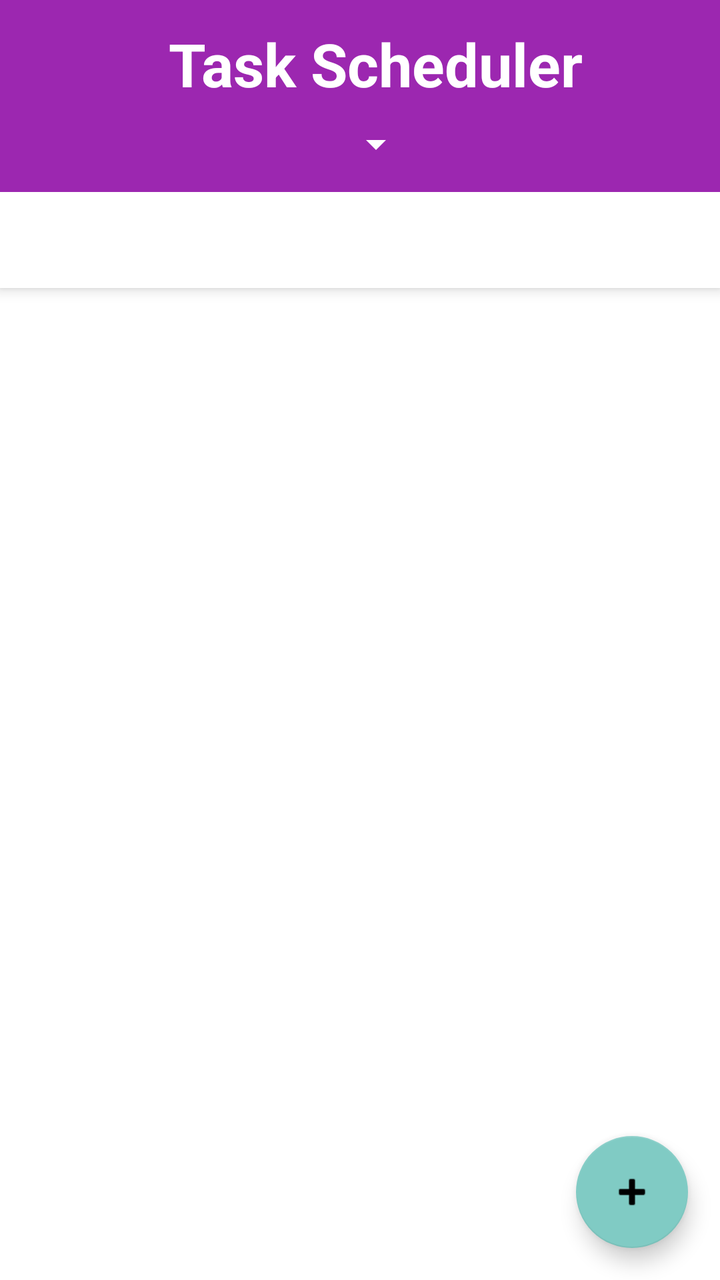
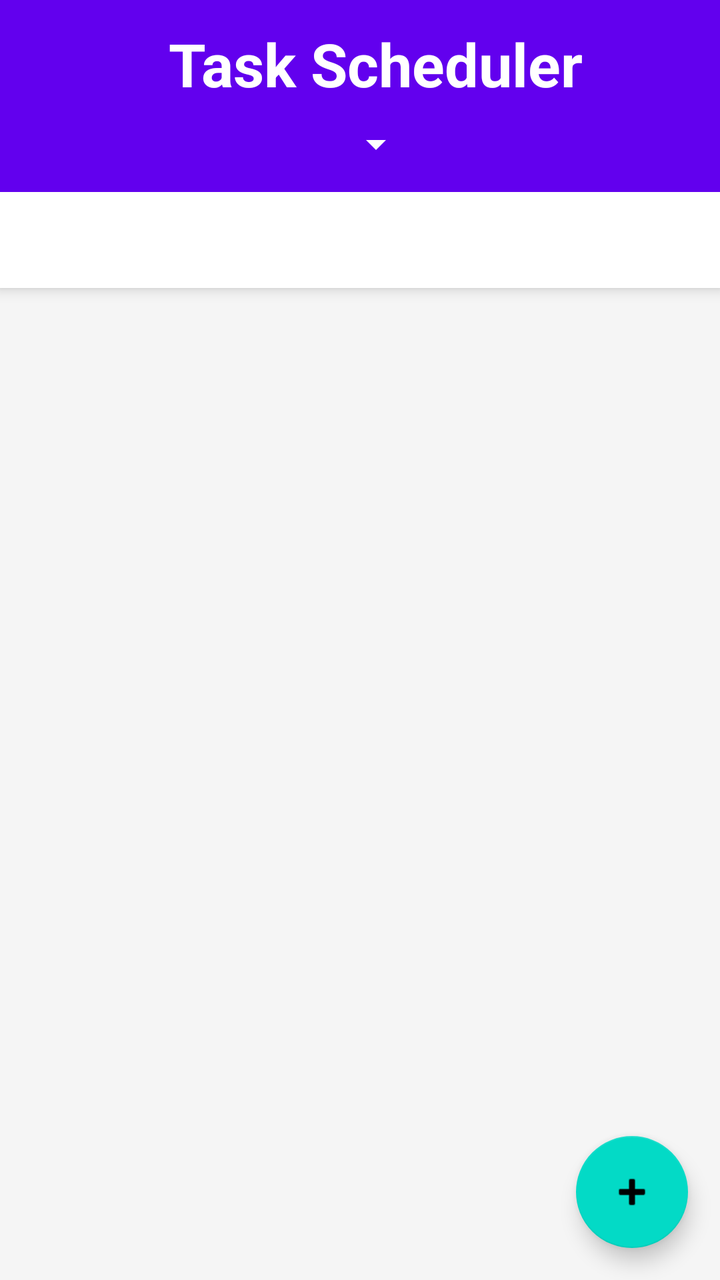

The first picture is an Android layout as it rendered before a commit; the second is the same layout after the commit. The layout source and the unified diff follow.
<!-- AndroidManifest.xml: application theme Theme.TaskScheduler -->
<!-- res/layout/activity_main.xml -->
<?xml version="1.0" encoding="utf-8"?>
<androidx.coordinatorlayout.widget.CoordinatorLayout xmlns:android="http://schemas.android.com/apk/res/android"
    xmlns:app="http://schemas.android.com/apk/res-auto"
    xmlns:tools="http://schemas.android.com/tools"
    android:layout_width="match_parent"
    android:layout_height="match_parent"
    tools:context=".MainActivity">

    <com.google.android.material.appbar.AppBarLayout
        android:layout_width="match_parent"
        android:layout_height="wrap_content">

        <androidx.appcompat.widget.Toolbar
            android:id="@+id/toolbar"
            android:layout_width="match_parent"
            android:layout_height="wrap_content"
            android:background="?attr/colorPrimary"
            android:minHeight="96dp"
            app:titleTextColor="@android:color/white">

            <LinearLayout
                android:layout_width="match_parent"
                android:layout_height="wrap_content"
                android:gravity="center"
                android:orientation="vertical">

                <TextView
                    android:id="@+id/toolbarTitle"
                    android:layout_width="wrap_content"
                    android:layout_height="wrap_content"
                    android:text="Task Scheduler"
                    android:textColor="@android:color/white"
                    android:textSize="30sp"
                    android:textStyle="bold" />

                <Spinner
                    android:id="@+id/spinnerSorting"
                    android:layout_width="wrap_content"
                    android:layout_height="wrap_content"
                    android:layout_marginTop="8dp"
                    android:backgroundTint="@android:color/white" />

            </LinearLayout>

        </androidx.appcompat.widget.Toolbar>

        <com.google.android.material.tabs.TabLayout
            android:id="@+id/tabLayout"
            android:layout_width="match_parent"
            android:layout_height="wrap_content"
            app:tabMode="fixed"
            app:tabGravity="fill" />

    </com.google.android.material.appbar.AppBarLayout>

    <androidx.viewpager2.widget.ViewPager2
        android:id="@+id/viewPager"
        android:layout_width="match_parent"
        android:layout_height="match_parent"
        app:layout_behavior="@string/appbar_scrolling_view_behavior" />

    <com.google.android.material.floatingactionbutton.FloatingActionButton
        android:id="@+id/fabAddTask"
        android:layout_width="wrap_content"
        android:layout_height="wrap_content"
        android:layout_gravity="bottom|end"
        android:layout_margin="16dp"
        android:contentDescription="Add Task"
        app:srcCompat="@android:drawable/ic_input_add" />

</androidx.coordinatorlayout.widget.CoordinatorLayout>
<!-- resources referenced by this layout -->
<resources>
  <style name="Theme.TaskScheduler" parent="Theme.MaterialComponents.DayNight.NoActionBar">
          
          <item name="colorPrimary">@color/purple_500</item>
          <item name="colorPrimaryVariant">@color/purple_700</item>
          <item name="colorOnPrimary">@color/white</item>
          
          <item name="colorSecondary">@color/teal_200</item>
          <item name="colorSecondaryVariant">@color/teal_700</item>
          <item name="colorOnSecondary">@color/black</item>
          
          <item name="android:statusBarColor">?attr/colorPrimaryVariant</item>
          
      </style>
  <color name="purple_500">#9C27B0</color>
  <color name="purple_700">#7B1FA2</color>
  <color name="white">#FFFFFF</color>
  <color name="teal_200">#80CBC4</color>
  <color name="teal_700">#00796B</color>
  <color name="black">#000000</color>
</resources>

<!-- the commit's change to res/layout/activity_main.xml (unified diff, before → after) -->
@@ -10,7 +10,7 @@
         android:layout_width="match_parent"
         android:layout_height="wrap_content">
 
-        <androidx.appcompat.widget.Toolbar
+        <com.google.android.material.appbar.MaterialToolbar
             android:id="@+id/toolbar"
             android:layout_width="match_parent"
             android:layout_height="wrap_content"
@@ -42,7 +42,7 @@
 
             </LinearLayout>
 
-        </androidx.appcompat.widget.Toolbar>
+        </com.google.android.material.appbar.MaterialToolbar>
 
         <com.google.android.material.tabs.TabLayout
             android:id="@+id/tabLayout"
@@ -66,6 +66,7 @@
         android:layout_gravity="bottom|end"
         android:layout_margin="16dp"
         android:contentDescription="Add Task"
-        app:srcCompat="@android:drawable/ic_input_add" />
+        app:srcCompat="@android:drawable/ic_input_add"
+        app:tint="@color/colorOnSecondary" />
 
 </androidx.coordinatorlayout.widget.CoordinatorLayout>
<!-- resource entries referenced after the edit -->
@@ -1,23 +1,32 @@
 <!-- resources referenced by this layout -->
 <resources>
+  <color name="colorOnSecondary">#000000</color>
   <style name="Theme.TaskScheduler" parent="Theme.MaterialComponents.DayNight.NoActionBar">
           
-          <item name="colorPrimary">@color/purple_500</item>
-          <item name="colorPrimaryVariant">@color/purple_700</item>
-          <item name="colorOnPrimary">@color/white</item>
+          <item name="colorPrimary">@color/colorPrimary</item>
+          <item name="colorPrimaryVariant">@color/colorPrimaryVariant</item>
+          <item name="colorOnPrimary">@color/colorOnPrimary</item>
           
-          <item name="colorSecondary">@color/teal_200</item>
-          <item name="colorSecondaryVariant">@color/teal_700</item>
-          <item name="colorOnSecondary">@color/black</item>
+          <item name="colorSecondary">@color/colorSecondary</item>
+          <item name="colorSecondaryVariant">@color/colorSecondaryVariant</item>
+          <item name="colorOnSecondary">@color/colorOnSecondary</item>
+          
+          <item name="android:colorBackground">@color/colorBackground</item>
+          <item name="colorSurface">@color/colorSurface</item>
+          <item name="colorOnBackground">@color/colorOnBackground</item>
+          <item name="colorOnSurface">@color/colorOnSurface</item>
           
           <item name="android:statusBarColor">?attr/colorPrimaryVariant</item>
           
       </style>
-  <color name="purple_500">#9C27B0</color>
-  <color name="purple_700">#7B1FA2</color>
-  <color name="white">#FFFFFF</color>
-  <color name="teal_200">#80CBC4</color>
-  <color name="teal_700">#00796B</color>
-  <color name="black">#000000</color>
+  <color name="colorPrimary">#6200EE</color>
+  <color name="colorPrimaryVariant">#3700B3</color>
+  <color name="colorOnPrimary">#FFFFFF</color>
+  <color name="colorSecondary">#03DAC6</color>
+  <color name="colorSecondaryVariant">#018786</color>
+  <color name="colorBackground">#F5F5F5</color>
+  <color name="colorSurface">#FFFFFF</color>
+  <color name="colorOnBackground">#000000</color>
+  <color name="colorOnSurface">#000000</color>
 </resources>
 
